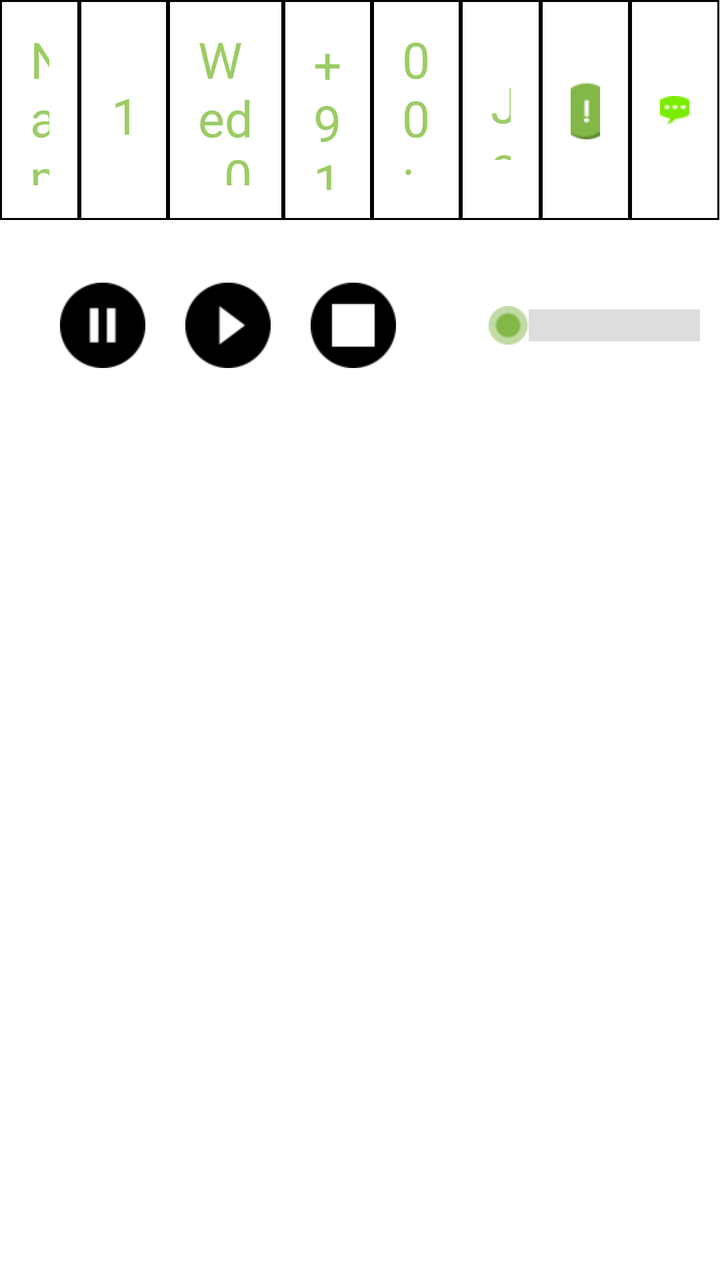
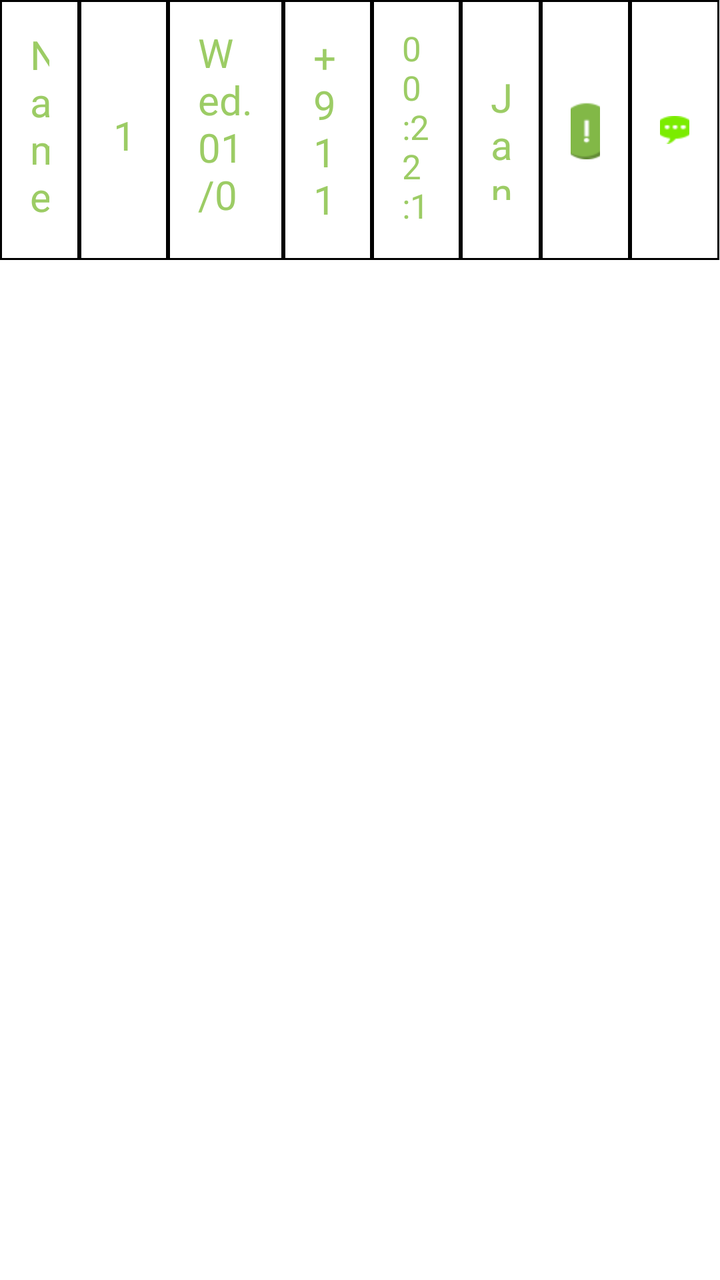

The first picture is an Android layout as it rendered before a commit; the second is the same layout after the commit. The layout source and the unified diff follow.
<!-- AndroidManifest.xml: application theme Theme.Main -->
<!-- res/layout/listitem.xml -->
<?xml version="1.0" encoding="utf-8"?>
<ScrollView xmlns:android="http://schemas.android.com/apk/res/android"
    android:layout_width="match_parent"
    android:layout_height="match_parent"
    android:background="@android:color/white">

    <LinearLayout
        android:layout_width="fill_parent"
        android:layout_height="match_parent"
        android:background="@android:color/white"
        android:orientation="vertical">


        <LinearLayout
            android:layout_width="match_parent"
            android:layout_height="wrap_content"
            android:background="@android:color/white"
            android:orientation="horizontal">

            <LinearLayout
                android:layout_width="0dp"
                android:layout_height="110dp"
                android:layout_weight="0.9"
                android:background="@drawable/edittextborder"
                android:gravity="center"
                android:orientation="vertical"
                android:padding="15dp">

                <TextView
                    android:id="@+id/HistoryName"
                    android:layout_width="wrap_content"
                    android:layout_height="wrap_content"
                    android:text="Name"
                    android:textColor="#9CCC65"
                    android:textSize="25sp" />

                <TextView
                    android:id="@+id/HistoryDuration"
                    android:layout_width="wrap_content"
                    android:layout_height="wrap_content"
                    android:layout_marginTop="5dp"
                    android:text="22:30"
                    android:textColor="#9CCC65"
                    android:textSize="25sp" />

            </LinearLayout>

            <LinearLayout
                android:layout_width="0dp"
                android:layout_height="110dp"
                android:layout_weight="1"
                android:background="@drawable/edittextborder"
                android:gravity="center"
                android:orientation="vertical">

                <TextView
                    android:id="@+id/HistoryLineNumber"
                    android:layout_width="wrap_content"
                    android:layout_height="wrap_content"
                    android:layout_gravity="center"
                    android:layout_margin="15dp"
                    android:paddingBottom="15dp"
                    android:paddingTop="20dp"
                    android:text="1"
                    android:textColor="#9CCC65"
                    android:textSize="25sp" />

            </LinearLayout>

            <LinearLayout
                android:layout_width="0dp"
                android:layout_height="110dp"
                android:layout_weight="1.3"
                android:background="@drawable/edittextborder"
                android:gravity="center"
                android:orientation="vertical"
                android:padding="15dp">

                <TextView
                    android:id="@+id/HistoryDate"
                    android:layout_width="wrap_content"
                    android:layout_height="wrap_content"
                    android:text="Wed. 01/08/2015"
                    android:textColor="#9CCC65"
                    android:textSize="25sp" />

                <TextView
                    android:id="@+id/HistoryTime"
                    android:layout_width="wrap_content"
                    android:layout_height="wrap_content"
                    android:layout_marginTop="5dp"
                    android:text="4:50 PM"
                    android:textColor="#9CCC65"
                    android:textSize="25sp" />

            </LinearLayout>

            <LinearLayout
                android:layout_width="0dp"
                android:layout_height="110dp"
                android:layout_weight="1"
                android:background="@drawable/edittextborder"
                android:gravity="center"
                android:orientation="vertical"
                android:padding="15dp">

                <TextView
                    android:id="@+id/HistoryPhoneNumber"
                    android:layout_width="wrap_content"
                    android:layout_height="wrap_content"
                    android:text="+91 1234567890"
                    android:textColor="#9CCC65"
                    android:textSize="25sp" />

                <LinearLayout
                    android:layout_width="wrap_content"
                    android:layout_height="wrap_content"
                    android:orientation="horizontal">

                    <ImageView
                        android:id="@+id/HistoryPhoneImage"
                        android:layout_width="wrap_content"
                        android:layout_height="wrap_content"
                        android:layout_gravity="center"
                        android:layout_marginTop="5dp"
                        android:src="@mipmap/call_arrive" />

                    <TextView
                        android:layout_width="wrap_content"
                        android:layout_height="wrap_content"
                        android:layout_marginTop="5dp"
                        android:text=" 00:10"
                        android:textColor="#9CCC65" />
                </LinearLayout>


            </LinearLayout>

            <LinearLayout
                android:layout_width="0dp"
                android:layout_height="110dp"
                android:layout_weight="1"
                android:background="@drawable/edittextborder"
                android:gravity="center"
                android:orientation="vertical"
                android:padding="15dp">

                <TextView
                    android:id="@+id/DurationStart"
                    android:layout_width="wrap_content"
                    android:layout_height="wrap_content"
                    android:text="00:22:12 pm"
                    android:textColor="#9CCC65"
                    android:textSize="25sp" />

                <TextView
                    android:id="@+id/DurationEnd"
                    android:layout_width="wrap_content"
                    android:layout_height="wrap_content"
                    android:layout_marginTop="5dp"
                    android:text="00:23:12 pm"
                    android:textColor="#9CCC65"
                    android:textSize="25sp" />

            </LinearLayout>


            <LinearLayout
                android:layout_width="0dp"
                android:layout_height="110dp"
                android:layout_weight="0.9"
                android:background="@drawable/edittextborder"
                android:gravity="center"
                android:orientation="vertical"
                android:padding="15dp">

                <TextView
                    android:id="@+id/HistoryStaffName"
                    android:layout_width="wrap_content"
                    android:layout_height="wrap_content"
                    android:layout_gravity="center"
                    android:paddingBottom="15dp"
                    android:paddingTop="20dp"
                    android:text="Jane"
                    android:textColor="#9CCC65"
                    android:textSize="25sp" />

            </LinearLayout>

            <LinearLayout
                android:layout_width="0dp"
                android:layout_height="110dp"
                android:layout_weight="1"
                android:background="@drawable/edittextborder"
                android:gravity="center"
                android:orientation="vertical"
                android:padding="15dp">

                <ImageButton
                    android:id="@+id/expandable_toggle_button"
                    android:layout_width="wrap_content"
                    android:layout_height="wrap_content"
                    android:background="@android:color/white"
                    android:src="@mipmap/important" />

            </LinearLayout>

            <LinearLayout
                android:layout_width="0dp"
                android:layout_height="110dp"
                android:layout_weight="1"
                android:background="@drawable/edittextborder"
                android:gravity="center"
                android:orientation="vertical"
                android:padding="15dp">

                <ImageButton
                    android:id="@+id/HistoryCommentsBtn"
                    android:layout_width="wrap_content"
                    android:layout_height="wrap_content"
                    android:layout_marginBottom="15dp"
                    android:layout_marginTop="15dp"
                    android:background="@android:color/white"
                    android:src="@mipmap/chat"

                    />
            </LinearLayout>

        </LinearLayout>

        <LinearLayout
            android:id="@+id/expandable"
            android:layout_width="fill_parent"
            android:layout_height="wrap_content"
            android:layout_marginBottom="10dp"
            android:layout_marginTop="10dp"
            android:orientation="horizontal"
            android:padding="10dp">

            <ImageButton
                android:id="@+id/pause"
                android:layout_width="wrap_content"
                android:layout_height="wrap_content"
                android:layout_gravity="center_vertical"
                android:layout_marginBottom="10dp"
                android:layout_marginLeft="20dp"
                android:layout_marginTop="10dp"
                android:background="@android:color/white"
                android:src="@mipmap/pause"

                />

            <ImageButton
                android:id="@+id/play"
                android:layout_width="wrap_content"
                android:layout_height="wrap_content"
                android:layout_gravity="center_vertical"
                android:layout_marginBottom="10dp"
                android:layout_marginLeft="20dp"
                android:layout_marginTop="10dp"
                android:background="@android:color/white"
                android:src="@mipmap/play"

                />

            <ImageButton
                android:id="@+id/stop"
                android:layout_width="wrap_content"
                android:layout_height="wrap_content"
                android:layout_gravity="center_vertical"
                android:layout_marginBottom="10dp"
                android:layout_marginLeft="20dp"
                android:layout_marginTop="10dp"
                android:background="@android:color/white"
                android:src="@mipmap/stop"

                />


            <SeekBar
                android:id="@+id/seekBar1"
                android:layout_width="450dp"
                android:layout_height="wrap_content"
                android:layout_gravity="center_vertical"
                android:layout_marginBottom="10dp"
                android:layout_marginLeft="40dp"
                android:layout_marginTop="10dp"
                android:indeterminate="false"
                android:progressDrawable="@drawable/progressbar"
                android:thumb="@mipmap/thumb" />

            <ImageButton
                android:id="@+id/btn_View1"
                android:layout_width="wrap_content"
                android:layout_height="wrap_content"
                android:layout_gravity="center_vertical"
                android:layout_marginBottom="10dp"
                android:layout_marginLeft="30dp"
                android:layout_marginTop="10dp"
                android:background="@null"
                android:src="@mipmap/btn_imp" />

            <ImageButton
                android:id="@+id/btn_View2"
                android:layout_width="wrap_content"
                android:layout_height="wrap_content"
                android:layout_gravity="center_vertical"
                android:layout_marginBottom="10dp"
                android:layout_marginLeft="20dp"
                android:layout_marginTop="10dp"
                android:background="@null"
                android:src="@mipmap/ic"


                />
        </LinearLayout>
    </LinearLayout>
</ScrollView>
<!-- resources referenced by this layout -->
<resources>
  <!-- drawable edittextborder (drawable) -->
  <?xml version="1.0" encoding="UTF-8"?>
  <shape xmlns:android="http://schemas.android.com/apk/res/android">
      <solid android:color="#FFF" />
      <stroke
          android:width="1dp"
          android:color="#000000" />
      <padding
          android:bottom="1dp"
          android:left="1dp"
          android:right="0dp"
          android:top="1dp" />
  </shape>
  <!-- drawable progressbar (drawable) -->
  <?xml version="1.0" encoding="utf-8"?>
  
  <layer-list xmlns:android="http://schemas.android.com/apk/res/android">
      <item
          android:id="@android:id/background"
          android:dither="true"
          android:drawable="@mipmap/progress_grey"></item>
      <item android:id="@android:id/secondaryProgress">
          <clip>
              <shape>
                  <gradient
                      android:angle="270"
                      android:centerColor="#80127fb1"
                      android:centerY="0.75"
                      android:endColor="#a004638f"
                      android:startColor="#80028ac8" />
              </shape>
          </clip>
      </item>
      <item
          android:id="@android:id/progress"
          android:drawable="@mipmap/progress_green" />
  </layer-list>
  <!-- mipmap btn_imp: jpg bitmap (mipmap-hdpi, 5988 bytes) -->
  <!-- mipmap call_arrive: png bitmap (mipmap-hdpi, 3039 bytes) -->
  <!-- mipmap chat: png bitmap (mipmap-hdpi, 3283 bytes) -->
  <!-- mipmap ic: png bitmap (mipmap-hdpi, 6317 bytes) -->
  <!-- mipmap important: png bitmap (mipmap-hdpi, 4002 bytes) -->
  <!-- mipmap pause: png bitmap (mipmap-hdpi, 950 bytes) -->
  <!-- mipmap play: png bitmap (mipmap-hdpi, 1046 bytes) -->
  <!-- mipmap stop: png bitmap (mipmap-hdpi, 933 bytes) -->
  <!-- mipmap thumb: png bitmap (mipmap-hdpi, 3618 bytes) -->
  <style name="Theme.Main" parent="Base.AppTheme" />
  <style name="Base.AppTheme" parent="Theme.AppCompat.Light.NoActionBar">
          <item name="colorPrimary">@color/primaryColor</item>
          <item name="colorPrimaryDark">@color/primaryDarkColor</item>
          <item name="colorAccent">@color/accentColor</item>
  
          <item name="android:windowBackground">@color/window_background</item>
      </style>
  <color name="primaryColor">#82b847</color>
  <color name="primaryDarkColor">#82b849</color>
  <color name="accentColor">#82b847</color>
  <color name="window_background">#FFF</color>
</resources>

<!-- the commit's change to res/layout/listitem.xml (unified diff, before → after) -->
@@ -1,17 +1,5 @@
 <?xml version="1.0" encoding="utf-8"?>
-<ScrollView xmlns:android="http://schemas.android.com/apk/res/android"
-    android:layout_width="match_parent"
-    android:layout_height="match_parent"
-    android:background="@android:color/white">
-
-    <LinearLayout
-        android:layout_width="fill_parent"
-        android:layout_height="match_parent"
-        android:background="@android:color/white"
-        android:orientation="vertical">
-
-
-        <LinearLayout
+        <LinearLayout xmlns:android="http://schemas.android.com/apk/res/android"
             android:layout_width="match_parent"
             android:layout_height="wrap_content"
             android:background="@android:color/white"
@@ -19,7 +7,7 @@
 
             <LinearLayout
                 android:layout_width="0dp"
-                android:layout_height="110dp"
+                android:layout_height="130dp"
                 android:layout_weight="0.9"
                 android:background="@drawable/edittextborder"
                 android:gravity="center"
@@ -32,7 +20,7 @@
                     android:layout_height="wrap_content"
                     android:text="Name"
                     android:textColor="#9CCC65"
-                    android:textSize="25sp" />
+                    android:textSize="20sp" />
 
                 <TextView
                     android:id="@+id/HistoryDuration"
@@ -41,13 +29,13 @@
                     android:layout_marginTop="5dp"
                     android:text="22:30"
                     android:textColor="#9CCC65"
-                    android:textSize="25sp" />
-
-            </LinearLayout>
-
-            <LinearLayout
-                android:layout_width="0dp"
-                android:layout_height="110dp"
+                    android:textSize="20sp" />
+
+            </LinearLayout>
+
+            <LinearLayout
+                android:layout_width="0dp"
+                android:layout_height="130dp"
                 android:layout_weight="1"
                 android:background="@drawable/edittextborder"
                 android:gravity="center"
@@ -63,13 +51,13 @@
                     android:paddingTop="20dp"
                     android:text="1"
                     android:textColor="#9CCC65"
-                    android:textSize="25sp" />
-
-            </LinearLayout>
-
-            <LinearLayout
-                android:layout_width="0dp"
-                android:layout_height="110dp"
+                    android:textSize="20sp" />
+
+            </LinearLayout>
+
+            <LinearLayout
+                android:layout_width="0dp"
+                android:layout_height="130dp"
                 android:layout_weight="1.3"
                 android:background="@drawable/edittextborder"
                 android:gravity="center"
@@ -82,7 +70,7 @@
                     android:layout_height="wrap_content"
                     android:text="Wed. 01/08/2015"
                     android:textColor="#9CCC65"
-                    android:textSize="25sp" />
+                    android:textSize="20sp" />
 
                 <TextView
                     android:id="@+id/HistoryTime"
@@ -91,13 +79,13 @@
                     android:layout_marginTop="5dp"
                     android:text="4:50 PM"
                     android:textColor="#9CCC65"
-                    android:textSize="25sp" />
-
-            </LinearLayout>
-
-            <LinearLayout
-                android:layout_width="0dp"
-                android:layout_height="110dp"
+                    android:textSize="20sp" />
+
+            </LinearLayout>
+
+            <LinearLayout
+                android:layout_width="0dp"
+                android:layout_height="130dp"
                 android:layout_weight="1"
                 android:background="@drawable/edittextborder"
                 android:gravity="center"
@@ -110,7 +98,7 @@
                     android:layout_height="wrap_content"
                     android:text="+91 1234567890"
                     android:textColor="#9CCC65"
-                    android:textSize="25sp" />
+                    android:textSize="20sp" />
 
                 <LinearLayout
                     android:layout_width="wrap_content"
@@ -138,7 +126,7 @@
 
             <LinearLayout
                 android:layout_width="0dp"
-                android:layout_height="110dp"
+                android:layout_height="130dp"
                 android:layout_weight="1"
                 android:background="@drawable/edittextborder"
                 android:gravity="center"
@@ -151,7 +139,7 @@
                     android:layout_height="wrap_content"
                     android:text="00:22:12 pm"
                     android:textColor="#9CCC65"
-                    android:textSize="25sp" />
+                    android:textSize="17sp" />
 
                 <TextView
                     android:id="@+id/DurationEnd"
@@ -160,14 +148,14 @@
                     android:layout_marginTop="5dp"
                     android:text="00:23:12 pm"
                     android:textColor="#9CCC65"
-                    android:textSize="25sp" />
-
-            </LinearLayout>
-
-
-            <LinearLayout
-                android:layout_width="0dp"
-                android:layout_height="110dp"
+                    android:textSize="17sp" />
+
+            </LinearLayout>
+
+
+            <LinearLayout
+                android:layout_width="0dp"
+                android:layout_height="130dp"
                 android:layout_weight="0.9"
                 android:background="@drawable/edittextborder"
                 android:gravity="center"
@@ -183,13 +171,13 @@
                     android:paddingTop="20dp"
                     android:text="Jane"
                     android:textColor="#9CCC65"
-                    android:textSize="25sp" />
-
-            </LinearLayout>
-
-            <LinearLayout
-                android:layout_width="0dp"
-                android:layout_height="110dp"
+                    android:textSize="20sp" />
+
+            </LinearLayout>
+
+            <LinearLayout
+                android:layout_width="0dp"
+                android:layout_height="130dp"
                 android:layout_weight="1"
                 android:background="@drawable/edittextborder"
                 android:gravity="center"
@@ -201,13 +189,15 @@
                     android:layout_width="wrap_content"
                     android:layout_height="wrap_content"
                     android:background="@android:color/white"
+                    android:clickable="false"
+                    android:focusable="false"
                     android:src="@mipmap/important" />
 
             </LinearLayout>
 
             <LinearLayout
                 android:layout_width="0dp"
-                android:layout_height="110dp"
+                android:layout_height="130dp"
                 android:layout_weight="1"
                 android:background="@drawable/edittextborder"
                 android:gravity="center"
@@ -220,6 +210,8 @@
                     android:layout_height="wrap_content"
                     android:layout_marginBottom="15dp"
                     android:layout_marginTop="15dp"
+                    android:clickable="false"
+                    android:focusable="false"
                     android:background="@android:color/white"
                     android:src="@mipmap/chat"
 
@@ -227,92 +219,3 @@
             </LinearLayout>
 
         </LinearLayout>
-
-        <LinearLayout
-            android:id="@+id/expandable"
-            android:layout_width="fill_parent"
-            android:layout_height="wrap_content"
-            android:layout_marginBottom="10dp"
-            android:layout_marginTop="10dp"
-            android:orientation="horizontal"
-            android:padding="10dp">
-
-            <ImageButton
-                android:id="@+id/pause"
-                android:layout_width="wrap_content"
-                android:layout_height="wrap_content"
-                android:layout_gravity="center_vertical"
-                android:layout_marginBottom="10dp"
-                android:layout_marginLeft="20dp"
-                android:layout_marginTop="10dp"
-                android:background="@android:color/white"
-                android:src="@mipmap/pause"
-
-                />
-
-            <ImageButton
-                android:id="@+id/play"
-                android:layout_width="wrap_content"
-                android:layout_height="wrap_content"
-                android:layout_gravity="center_vertical"
-                android:layout_marginBottom="10dp"
-                android:layout_marginLeft="20dp"
-                android:layout_marginTop="10dp"
-                android:background="@android:color/white"
-                android:src="@mipmap/play"
-
-                />
-
-            <ImageButton
-                android:id="@+id/stop"
-                android:layout_width="wrap_content"
-                android:layout_height="wrap_content"
-                android:layout_gravity="center_vertical"
-                android:layout_marginBottom="10dp"
-                android:layout_marginLeft="20dp"
-                android:layout_marginTop="10dp"
-                android:background="@android:color/white"
-                android:src="@mipmap/stop"
-
-                />
-
-
-            <SeekBar
-                android:id="@+id/seekBar1"
-                android:layout_width="450dp"
-                android:layout_height="wrap_content"
-                android:layout_gravity="center_vertical"
-                android:layout_marginBottom="10dp"
-                android:layout_marginLeft="40dp"
-                android:layout_marginTop="10dp"
-                android:indeterminate="false"
-                android:progressDrawable="@drawable/progressbar"
-                android:thumb="@mipmap/thumb" />
-
-            <ImageButton
-                android:id="@+id/btn_View1"
-                android:layout_width="wrap_content"
-                android:layout_height="wrap_content"
-                android:layout_gravity="center_vertical"
-                android:layout_marginBottom="10dp"
-                android:layout_marginLeft="30dp"
-                android:layout_marginTop="10dp"
-                android:background="@null"
-                android:src="@mipmap/btn_imp" />
-
-            <ImageButton
-                android:id="@+id/btn_View2"
-                android:layout_width="wrap_content"
-                android:layout_height="wrap_content"
-                android:layout_gravity="center_vertical"
-                android:layout_marginBottom="10dp"
-                android:layout_marginLeft="20dp"
-                android:layout_marginTop="10dp"
-                android:background="@null"
-                android:src="@mipmap/ic"
-
-
-                />
-        </LinearLayout>
-    </LinearLayout>
-</ScrollView>
<!-- resource entries referenced after the edit -->
@@ -13,39 +13,9 @@
           android:right="0dp"
           android:top="1dp" />
   </shape>
-  <!-- drawable progressbar (drawable) -->
-  <?xml version="1.0" encoding="utf-8"?>
-  
-  <layer-list xmlns:android="http://schemas.android.com/apk/res/android">
-      <item
-          android:id="@android:id/background"
-          android:dither="true"
-          android:drawable="@mipmap/progress_grey"></item>
-      <item android:id="@android:id/secondaryProgress">
-          <clip>
-              <shape>
-                  <gradient
-                      android:angle="270"
-                      android:centerColor="#80127fb1"
-                      android:centerY="0.75"
-                      android:endColor="#a004638f"
-                      android:startColor="#80028ac8" />
-              </shape>
-          </clip>
-      </item>
-      <item
-          android:id="@android:id/progress"
-          android:drawable="@mipmap/progress_green" />
-  </layer-list>
-  <!-- mipmap btn_imp: jpg bitmap (mipmap-hdpi, 5988 bytes) -->
   <!-- mipmap call_arrive: png bitmap (mipmap-hdpi, 3039 bytes) -->
   <!-- mipmap chat: png bitmap (mipmap-hdpi, 3283 bytes) -->
-  <!-- mipmap ic: png bitmap (mipmap-hdpi, 6317 bytes) -->
   <!-- mipmap important: png bitmap (mipmap-hdpi, 4002 bytes) -->
-  <!-- mipmap pause: png bitmap (mipmap-hdpi, 950 bytes) -->
-  <!-- mipmap play: png bitmap (mipmap-hdpi, 1046 bytes) -->
-  <!-- mipmap stop: png bitmap (mipmap-hdpi, 933 bytes) -->
-  <!-- mipmap thumb: png bitmap (mipmap-hdpi, 3618 bytes) -->
   <style name="Theme.Main" parent="Base.AppTheme" />
   <style name="Base.AppTheme" parent="Theme.AppCompat.Light.NoActionBar">
           <item name="colorPrimary">@color/primaryColor</item>
